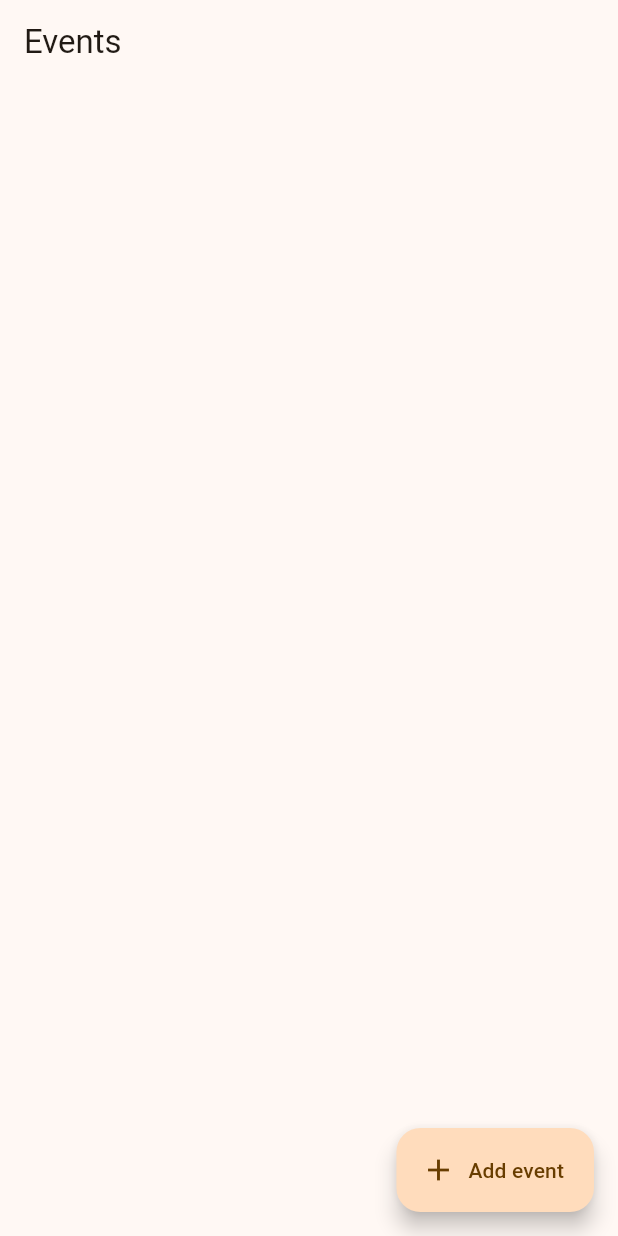
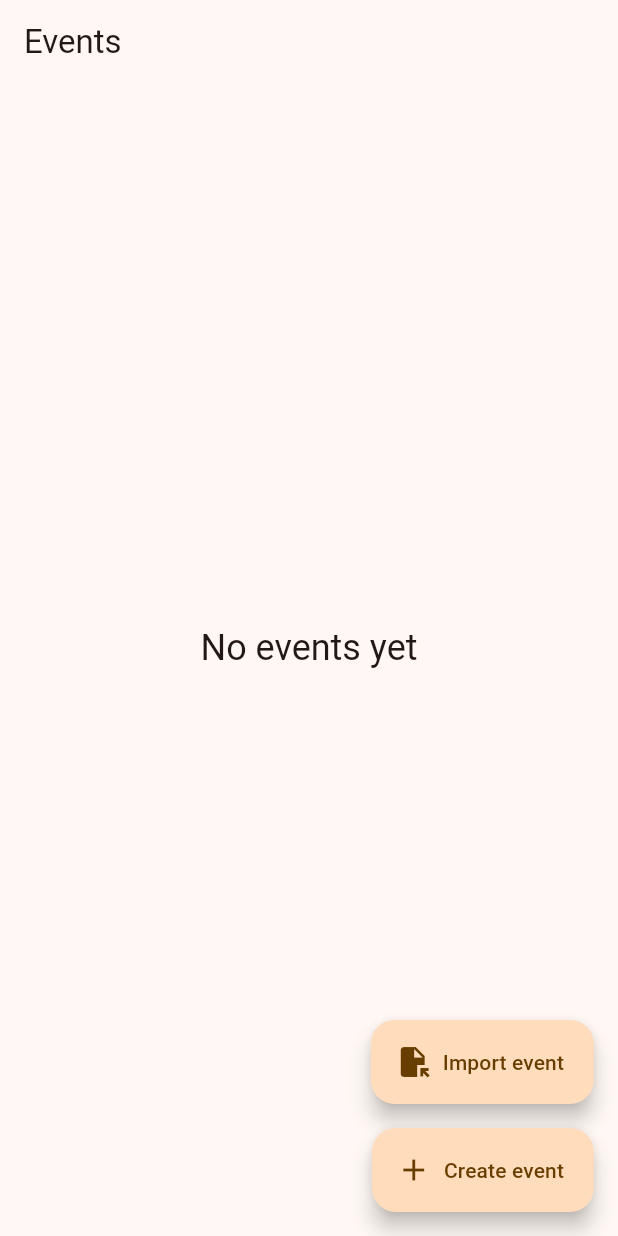
Before and after one commit to neuos/burger, a Flutter app: the screen it shows after launch, on a phone screen of 412 x 824 dp. Run offline on Flutter 3.47's test engine with Material 2 defaults, Android fonts, the phone set to English and light mode, and no system bars; drawn by our look-alikes of dynamic_color; our stand-ins replace file_picker, fl_chart, get_it, logger, share_plus, sqflite; missing offline and left inert: nfc_manager; accounts and stored records are empty.

Commit message:
add import button to event list page

```diff
--- a/lib/widgets/event_list.dart
+++ b/lib/widgets/event_list.dart
@@ -1,4 +1,5 @@
 import 'package:burger/data/repository/event_repository.dart';
+import 'package:burger/data/serialization/scan_serializer.dart';
 import 'package:flutter/material.dart';
 import 'package:get_it/get_it.dart';
 import 'package:logger/logger.dart';
@@ -15,6 +16,7 @@ class EventList extends StatefulWidget {
 
 class _EventListState extends State<EventList> {
   final repo = GetIt.I.get<IEventRepository>();
+  final serializer = GetIt.I.get<IScanSerializer>();
   final logger = Logger();
 
   List<Event> events = [];
@@ -25,18 +27,49 @@ class _EventListState extends State<EventList> {
       appBar: AppBar(
         title: const Text('Events'),
       ),
-      floatingActionButton: FloatingActionButton.extended(
+      floatingActionButton: Column(
+        mainAxisAlignment: MainAxisAlignment.end,
+        crossAxisAlignment: CrossAxisAlignment.end,
+        children: [
+          FloatingActionButton.extended(
+            onPressed: _import,
+            label: const Text("Import event"),
+            icon: const Icon(Icons.file_open),
+          ),
+          const SizedBox(
+            height: 16,
+          ),
+          FloatingActionButton.extended(
             onPressed: () {
               _addEvent();
             },
-        label: const Text('Add event'),
+            label: const Text('Create event'),
             icon: const Icon(Icons.add),
+          ),
+        ],
       ),
       body: FutureBuilder(
         future: repo.getEvents(),
         builder: (context, snapshot) {
           if (snapshot.hasData) {
             events = snapshot.data as List<Event>;
+            if (events.isEmpty) {
+              return Center(
+                child: Column(
+                  mainAxisAlignment: MainAxisAlignment.center,
+                  crossAxisAlignment: CrossAxisAlignment.center,
+                  children: [
+                    Text(
+                      "No events yet",
+                      style: Theme.of(context).textTheme.headlineSmall,
+                    ),
+                    const SizedBox(
+                      height: 16,
+                    ),
+                  ],
+                ),
+              );
+            }
             return ListView.builder(
               itemCount: events.length,
               itemBuilder: (context, index) {
@@ -83,7 +116,7 @@ class _EventListState extends State<EventList> {
     showDialog(
         context: context,
         builder: (context) => AlertDialog(
-              title: const Text("Add event"),
+              title: const Text("Create event"),
               content: TextField(
                 controller: nameController,
                 autofocus: true,
@@ -106,10 +139,12 @@ class _EventListState extends State<EventList> {
                   builder: (context, value, child) {
                     var name = value.text;
                     return FilledButton(
-                    onPressed: name.isNotEmpty ? (){
+                      onPressed: name.isNotEmpty
+                          ? () {
                               onSubmit(name);
-                    } : null,
-                    child: const Text("Add"),
+                            }
+                          : null,
+                      child: const Text("Create"),
                     );
                   },
                 )
@@ -156,6 +191,18 @@ class _EventListState extends State<EventList> {
           );
         }).then((value) => setState(() {}));
   }
+
+  void _import() async {
+    try {
+      await serializer.importNew();
+    } catch (e) {
+      logger.e(e);
+      ScaffoldMessenger.of(context)
+          .showSnackBar(const SnackBar(content: Text("import failed")));
+    } finally {
+      setState(() {});
+    }
+  }
 }
 
 class EventItem extends StatelessWidget {
```
Lines whose indentation alone changed are shown as unchanged.
